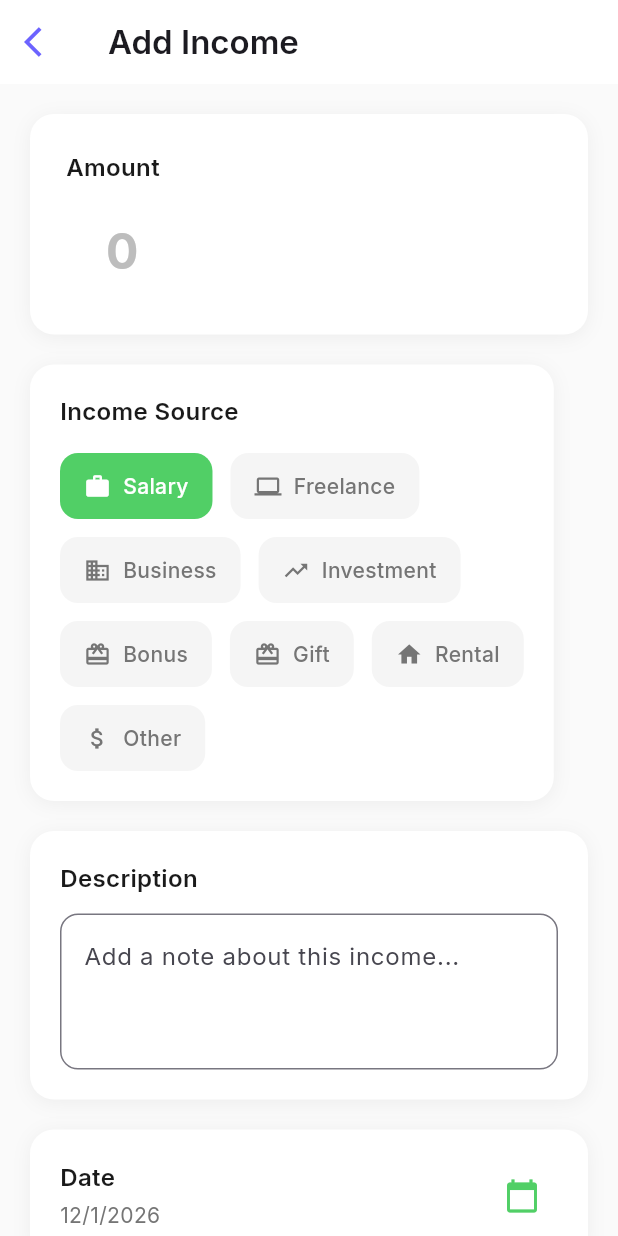
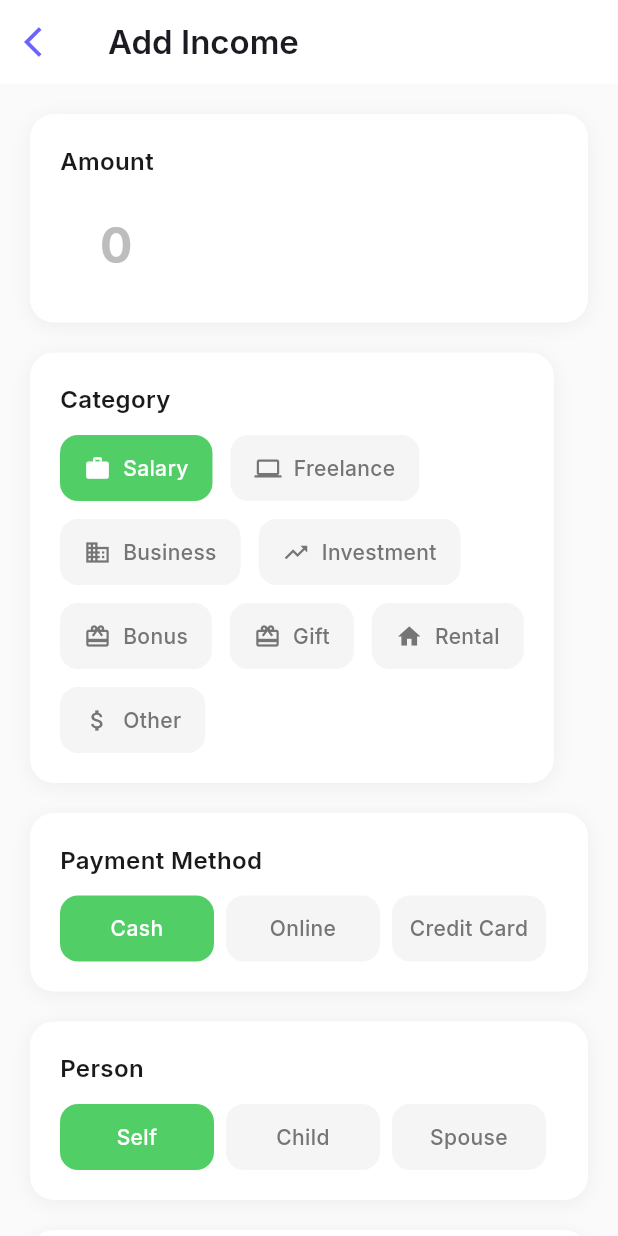
Before and after one commit to TechnovaTech/Expenss_Tracking-, a Flutter app: the HomeScreen screen opened directly, after a tap on "Add Income", on a phone screen of 412 x 824 dp. Run offline on Flutter 3.47's test engine with Material 3 defaults, Android fonts, the phone set to English and light mode, and no system bars; our stand-ins replace google_fonts, pinput.

Commit message:
changes in ui

```diff
--- a/lib/screens/add_income_screen.dart
+++ b/lib/screens/add_income_screen.dart
@@ -10,16 +10,22 @@ class AddIncomeScreen extends StatefulWidget {
 
 class _AddIncomeScreenState extends State<AddIncomeScreen> {
   final _amountController = TextEditingController();
-  final _descriptionController = TextEditingController();
-  String _selectedSource = 'Salary';
+  final _noteController = TextEditingController();
+  String _selectedCategory = 'Salary';
+  String _selectedPaymentMethod = 'Cash';
+  String _selectedPerson = 'Self';
   DateTime _selectedDate = DateTime.now();
+  String? _uploadedReceipt;
 
-  final List<String> _incomeSources = [
+  final List<String> _categories = [
     'Salary', 'Freelance', 'Business', 'Investment', 'Bonus',
     'Gift', 'Rental', 'Other'
   ];
 
-  final Map<String, IconData> _sourceIcons = {
+  final List<String> _paymentMethods = ['Cash', 'Online', 'Credit Card'];
+  final List<String> _persons = ['Self', 'Child', 'Spouse'];
+
+  final Map<String, IconData> _categoryIcons = {
     'Salary': Icons.work,
     'Freelance': Icons.laptop,
     'Business': Icons.business,
@@ -51,32 +57,9 @@ class _AddIncomeScreenState extends State<AddIncomeScreen> {
         child: Column(
           crossAxisAlignment: CrossAxisAlignment.start,
           children: [
-            // Amount Input
-            Container(
-              padding: const EdgeInsets.all(24),
-              decoration: BoxDecoration(
-                color: Colors.white,
-                borderRadius: BorderRadius.circular(16),
-                boxShadow: [
-                  BoxShadow(
-                    color: Colors.black.withOpacity(0.05),
-                    blurRadius: 10,
-                    offset: const Offset(0, 2),
-                  ),
-                ],
-              ),
-              child: Column(
-                crossAxisAlignment: CrossAxisAlignment.start,
-                children: [
-                  Text(
+            // 1. Amount Input
+            _buildSection(
               'Amount',
-                    style: GoogleFonts.inter(
-                      fontSize: 16,
-                      fontWeight: FontWeight.w600,
-                      color: const Color(0xFF1A1A1A),
-                    ),
-                  ),
-                  const SizedBox(height: 12),
               TextField(
                 controller: _amountController,
                 keyboardType: TextInputType.number,
@@ -100,45 +83,20 @@ class _AddIncomeScreenState extends State<AddIncomeScreen> {
                   ),
                 ),
               ),
-                ],
-              ),
             ),
 
             const SizedBox(height: 20),
 
-            // Income Source Selection
-            Container(
-              padding: const EdgeInsets.all(20),
-              decoration: BoxDecoration(
-                color: Colors.white,
-                borderRadius: BorderRadius.circular(16),
-                boxShadow: [
-                  BoxShadow(
-                    color: Colors.black.withOpacity(0.05),
-                    blurRadius: 10,
-                    offset: const Offset(0, 2),
-                  ),
-                ],
-              ),
-              child: Column(
-                crossAxisAlignment: CrossAxisAlignment.start,
-                children: [
-                  Text(
-                    'Income Source',
-                    style: GoogleFonts.inter(
-                      fontSize: 16,
-                      fontWeight: FontWeight.w600,
-                      color: const Color(0xFF1A1A1A),
-                    ),
-                  ),
-                  const SizedBox(height: 16),
+            // 2. Category Selection
+            _buildSection(
+              'Category',
               Wrap(
                 spacing: 12,
                 runSpacing: 12,
-                    children: _incomeSources.map((source) {
-                      final isSelected = source == _selectedSource;
+                children: _categories.map((category) {
+                  final isSelected = category == _selectedCategory;
                   return GestureDetector(
-                        onTap: () => setState(() => _selectedSource = source),
+                    onTap: () => setState(() => _selectedCategory = category),
                     child: Container(
                       padding: const EdgeInsets.symmetric(horizontal: 16, vertical: 12),
                       decoration: BoxDecoration(
@@ -149,13 +107,13 @@ class _AddIncomeScreenState extends State<AddIncomeScreen> {
                         mainAxisSize: MainAxisSize.min,
                         children: [
                           Icon(
-                                _sourceIcons[source],
+                            _categoryIcons[category],
                             size: 18,
                             color: isSelected ? Colors.white : Colors.grey[600],
                           ),
                           const SizedBox(width: 8),
                           Text(
-                                source,
+                            category,
                             style: GoogleFonts.inter(
                               fontSize: 14,
                               fontWeight: FontWeight.w500,
@@ -168,96 +126,90 @@ class _AddIncomeScreenState extends State<AddIncomeScreen> {
                   );
                 }).toList(),
               ),
-                ],
+            ),
+
+            const SizedBox(height: 20),
+
+            // 3. Payment Method
+            _buildSection(
+              'Payment Method',
+              Row(
+                children: _paymentMethods.map((method) {
+                  final isSelected = method == _selectedPaymentMethod;
+                  return Expanded(
+                    child: GestureDetector(
+                      onTap: () => setState(() => _selectedPaymentMethod = method),
+                      child: Container(
+                        margin: const EdgeInsets.only(right: 8),
+                        padding: const EdgeInsets.symmetric(vertical: 12),
+                        decoration: BoxDecoration(
+                          color: isSelected ? const Color(0xFF51CF66) : Colors.grey[100],
+                          borderRadius: BorderRadius.circular(12),
+                        ),
+                        child: Text(
+                          method,
+                          textAlign: TextAlign.center,
+                          style: GoogleFonts.inter(
+                            fontSize: 14,
+                            fontWeight: FontWeight.w500,
+                            color: isSelected ? Colors.white : Colors.grey[600],
+                          ),
+                        ),
+                      ),
+                    ),
+                  );
+                }).toList(),
               ),
             ),
 
             const SizedBox(height: 20),
 
-            // Description
-            Container(
-              padding: const EdgeInsets.all(20),
+            // 4. Person
+            _buildSection(
+              'Person',
+              Row(
+                children: _persons.map((person) {
+                  final isSelected = person == _selectedPerson;
+                  return Expanded(
+                    child: GestureDetector(
+                      onTap: () => setState(() => _selectedPerson = person),
+                      child: Container(
+                        margin: const EdgeInsets.only(right: 8),
+                        padding: const EdgeInsets.symmetric(vertical: 12),
                         decoration: BoxDecoration(
-                color: Colors.white,
-                borderRadius: BorderRadius.circular(16),
-                boxShadow: [
-                  BoxShadow(
-                    color: Colors.black.withOpacity(0.05),
-                    blurRadius: 10,
-                    offset: const Offset(0, 2),
+                          color: isSelected ? const Color(0xFF51CF66) : Colors.grey[100],
+                          borderRadius: BorderRadius.circular(12),
                         ),
-                ],
-              ),
-              child: Column(
-                crossAxisAlignment: CrossAxisAlignment.start,
-                children: [
-                  Text(
-                    'Description',
+                        child: Text(
+                          person,
+                          textAlign: TextAlign.center,
                           style: GoogleFonts.inter(
-                      fontSize: 16,
-                      fontWeight: FontWeight.w600,
-                      color: const Color(0xFF1A1A1A),
-                    ),
-                  ),
-                  const SizedBox(height: 12),
-                  TextField(
-                    controller: _descriptionController,
-                    maxLines: 3,
-                    decoration: InputDecoration(
-                      hintText: 'Add a note about this income...',
-                      border: OutlineInputBorder(
-                        borderRadius: BorderRadius.circular(12),
-                        borderSide: BorderSide(color: Colors.grey[300]!),
-                      ),
-                      focusedBorder: OutlineInputBorder(
-                        borderRadius: BorderRadius.circular(12),
-                        borderSide: const BorderSide(color: Color(0xFF51CF66), width: 2),
+                            fontSize: 14,
+                            fontWeight: FontWeight.w500,
+                            color: isSelected ? Colors.white : Colors.grey[600],
                           ),
                         ),
                       ),
-                ],
+                    ),
+                  );
+                }).toList(),
               ),
             ),
 
             const SizedBox(height: 20),
 
-            // Date Selection
-            Container(
-              padding: const EdgeInsets.all(20),
-              decoration: BoxDecoration(
-                color: Colors.white,
-                borderRadius: BorderRadius.circular(16),
-                boxShadow: [
-                  BoxShadow(
-                    color: Colors.black.withOpacity(0.05),
-                    blurRadius: 10,
-                    offset: const Offset(0, 2),
-                  ),
-                ],
-              ),
-              child: Row(
+            // 5. Date Selection
+            _buildSection(
+              'Date',
+              Row(
                 mainAxisAlignment: MainAxisAlignment.spaceBetween,
                 children: [
-                  Column(
-                    crossAxisAlignment: CrossAxisAlignment.start,
-                    children: [
-                      Text(
-                        'Date',
-                        style: GoogleFonts.inter(
-                          fontSize: 16,
-                          fontWeight: FontWeight.w600,
-                          color: const Color(0xFF1A1A1A),
-                        ),
-                      ),
-                      const SizedBox(height: 4),
                   Text(
                     '${_selectedDate.day}/${_selectedDate.month}/${_selectedDate.year}',
                     style: GoogleFonts.inter(
-                          fontSize: 14,
-                          color: Colors.grey[600],
+                      fontSize: 16,
+                      color: const Color(0xFF1A1A1A),
                     ),
-                      ),
-                    ],
                   ),
                   IconButton(
                     onPressed: () async {
@@ -274,6 +226,64 @@ class _AddIncomeScreenState extends State<AddIncomeScreen> {
                     icon: const Icon(Icons.calendar_today, color: Color(0xFF51CF66)),
                   ),
                 ],
+              ),
+            ),
+
+            const SizedBox(height: 20),
+
+            // 6. Note
+            _buildSection(
+              'Note',
+              TextField(
+                controller: _noteController,
+                maxLines: 3,
+                decoration: InputDecoration(
+                  hintText: 'Add a note about this income...',
+                  border: OutlineInputBorder(
+                    borderRadius: BorderRadius.circular(12),
+                    borderSide: BorderSide(color: Colors.grey[300]!),
+                  ),
+                  focusedBorder: OutlineInputBorder(
+                    borderRadius: BorderRadius.circular(12),
+                    borderSide: const BorderSide(color: Color(0xFF51CF66), width: 2),
+                  ),
+                ),
+              ),
+            ),
+
+            const SizedBox(height: 20),
+
+            // 7. Upload Receipt
+            _buildSection(
+              'Upload Receipt',
+              GestureDetector(
+                onTap: _uploadReceipt,
+                child: Container(
+                  width: double.infinity,
+                  padding: const EdgeInsets.all(20),
+                  decoration: BoxDecoration(
+                    border: Border.all(color: Colors.grey[300]!, style: BorderStyle.solid),
+                    borderRadius: BorderRadius.circular(12),
+                    color: Colors.grey[50],
+                  ),
+                  child: Column(
+                    children: [
+                      Icon(
+                        _uploadedReceipt != null ? Icons.check_circle : Icons.cloud_upload,
+                        size: 40,
+                        color: _uploadedReceipt != null ? Colors.green : Colors.grey[400],
+                      ),
+                      const SizedBox(height: 8),
+                      Text(
+                        _uploadedReceipt ?? 'Tap to upload receipt',
+                        style: GoogleFonts.inter(
+                          fontSize: 14,
+                          color: _uploadedReceipt != null ? Colors.green : Colors.grey[600],
+                        ),
+                      ),
+                    ],
+                  ),
+                ),
               ),
             ),
 
@@ -307,6 +317,48 @@ class _AddIncomeScreenState extends State<AddIncomeScreen> {
     );
   }
 
+  Widget _buildSection(String title, Widget child) {
+    return Container(
+      padding: const EdgeInsets.all(20),
+      decoration: BoxDecoration(
+        color: Colors.white,
+        borderRadius: BorderRadius.circular(16),
+        boxShadow: [
+          BoxShadow(
+            color: Colors.black.withOpacity(0.05),
+            blurRadius: 10,
+            offset: const Offset(0, 2),
+          ),
+        ],
+      ),
+      child: Column(
+        crossAxisAlignment: CrossAxisAlignment.start,
+        children: [
+          Text(
+            title,
+            style: GoogleFonts.inter(
+              fontSize: 16,
+              fontWeight: FontWeight.w600,
+              color: const Color(0xFF1A1A1A),
+            ),
+          ),
+          const SizedBox(height: 12),
+          child,
+        ],
+      ),
+    );
+  }
+
+  void _uploadReceipt() {
+    // Simulate file upload
+    setState(() {
+      _uploadedReceipt = 'receipt_${DateTime.now().millisecondsSinceEpoch}.jpg';
+    });
+    ScaffoldMessenger.of(context).showSnackBar(
+      const SnackBar(content: Text('Receipt uploaded successfully!')),
+    );
+  }
+
   void _saveIncome() {
     if (_amountController.text.isEmpty) {
       ScaffoldMessenger.of(context).showSnackBar(
@@ -325,7 +377,7 @@ class _AddIncomeScreenState extends State<AddIncomeScreen> {
   @override
   void dispose() {
     _amountController.dispose();
-    _descriptionController.dispose();
+    _noteController.dispose();
     super.dispose();
   }
 }
--- a/lib/screens/home_screen.dart
+++ b/lib/screens/home_screen.dart
@@ -14,11 +14,12 @@ class HomeScreen extends StatelessWidget {
     return Scaffold(
       backgroundColor: Colors.grey[100],
       body: SafeArea(
+        child: SingleChildScrollView(
           child: Column(
             children: [
               // Top Purple Section
               Container(
-              padding: const EdgeInsets.fromLTRB(20, 30, 20, 20),
+                padding: const EdgeInsets.all(20),
                 decoration: const BoxDecoration(
                   gradient: LinearGradient(
                     colors: [Color(0xFF6C63FF), Color(0xFF5A52D5)],
@@ -46,7 +47,7 @@ class HomeScreen extends StatelessWidget {
                         ),
                         Row(
                           children: [
-                          Icon(Icons.menu, color: Colors.white),
+                            const Icon(Icons.menu, color: Colors.white),
                             const SizedBox(width: 10),
                             GestureDetector(
                               onTap: () => Navigator.push(
@@ -56,7 +57,7 @@ class HomeScreen extends StatelessWidget {
                               child: CircleAvatar(
                                 radius: 18,
                                 backgroundColor: Colors.white.withOpacity(0.2),
-                              child: Icon(Icons.person, color: Colors.white, size: 20),
+                                child: const Icon(Icons.person, color: Colors.white, size: 20),
                               ),
                             ),
                           ],
@@ -89,7 +90,7 @@ class HomeScreen extends StatelessWidget {
                             children: [
                               Row(
                                 children: [
-                                Icon(Icons.trending_up, color: Colors.white, size: 16),
+                                  const Icon(Icons.trending_up, color: Colors.white, size: 16),
                                   const SizedBox(width: 8),
                                   Text(
                                     'Income',
@@ -112,7 +113,7 @@ class HomeScreen extends StatelessWidget {
                               const SizedBox(height: 16),
                               Row(
                                 children: [
-                                Icon(Icons.trending_down, color: Colors.white, size: 16),
+                                  const Icon(Icons.trending_down, color: Colors.white, size: 16),
                                   const SizedBox(width: 8),
                                   Text(
                                     'Expenses',
@@ -135,7 +136,7 @@ class HomeScreen extends StatelessWidget {
                               const SizedBox(height: 16),
                               Row(
                                 children: [
-                                Icon(Icons.account_balance_wallet, color: Colors.white, size: 16),
+                                  const Icon(Icons.account_balance_wallet, color: Colors.white, size: 16),
                                   const SizedBox(width: 8),
                                   Text(
                                     'Balance',
@@ -301,7 +302,10 @@ class HomeScreen extends StatelessWidget {
                   ],
                 ),
               ),
+
+              const SizedBox(height: 30),
             ],
+          ),
         ),
       ),
     );
```
Also changed, not shown: lib/screens/add_expense_screen.dart (+174 -122 lines). Lines whose indentation alone changed are shown as unchanged.
